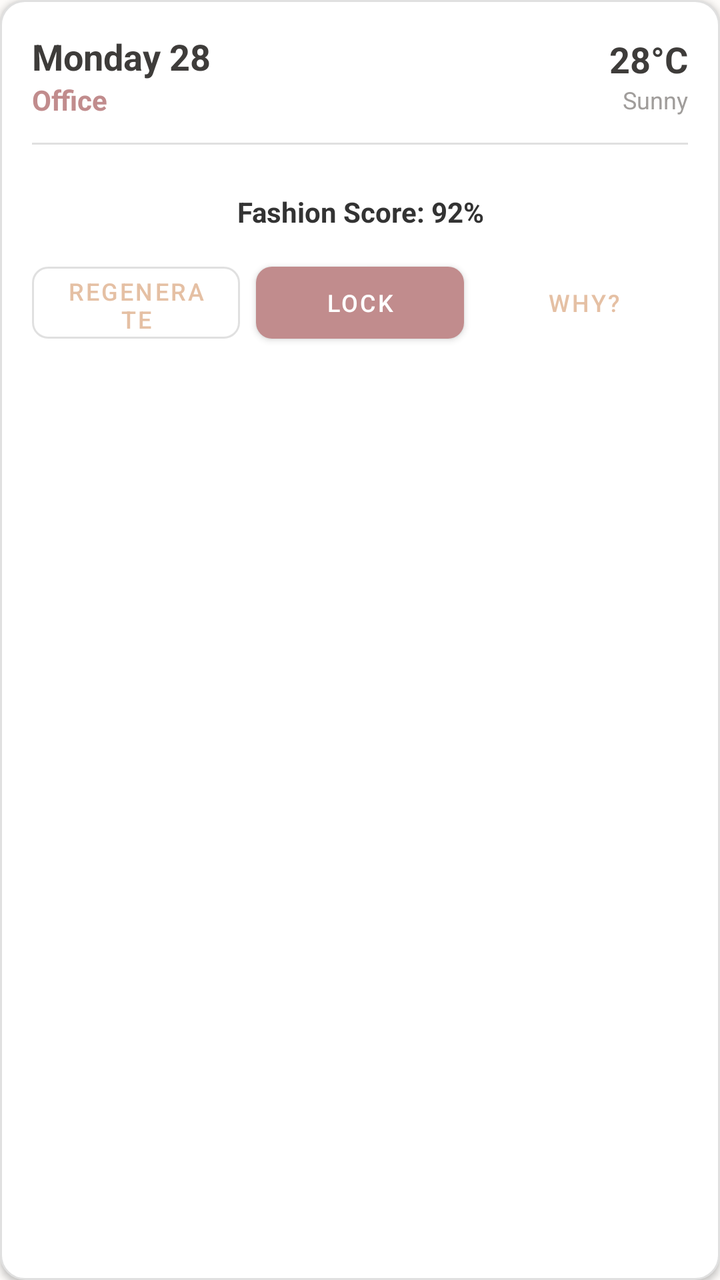
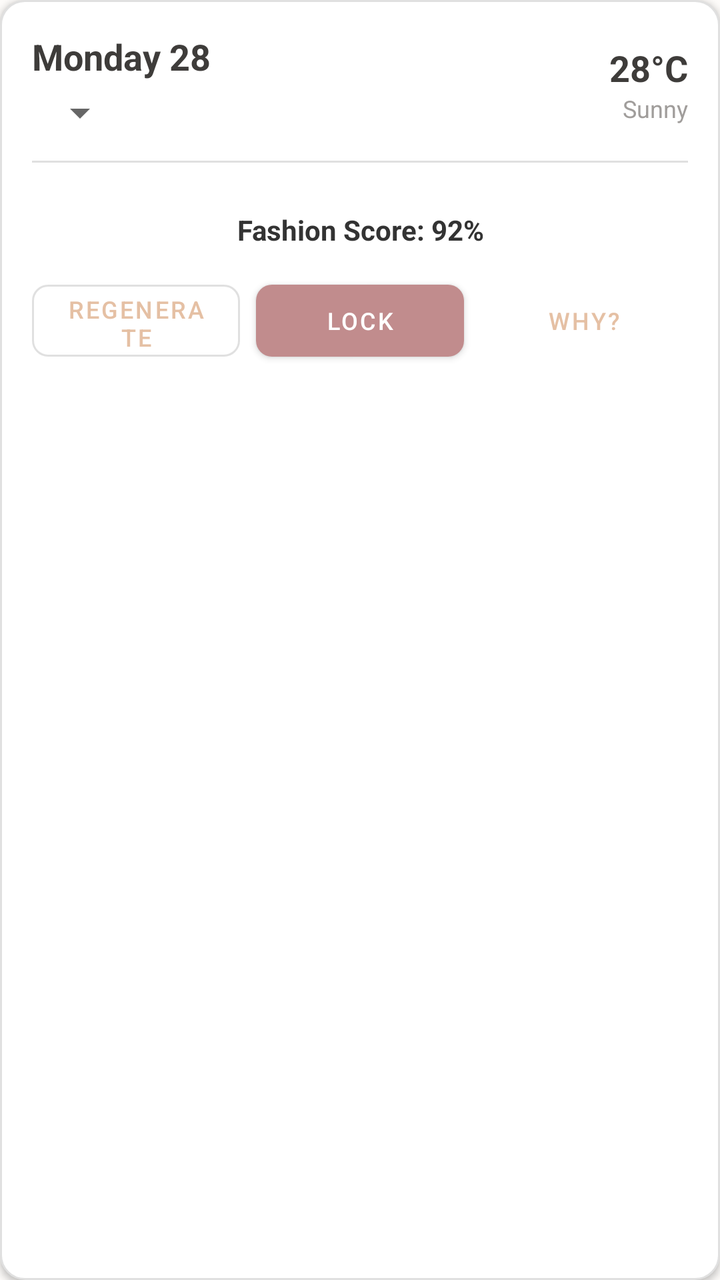

Before-and-after screenshots of an Android layout around one commit, followed by the original layout XML and the change that was made.
<!-- AndroidManifest.xml: application theme Theme.OutfitStudio -->
<!-- res/layout/planner_day_card.xml -->
<?xml version="1.0" encoding="utf-8"?>
<LinearLayout xmlns:android="http://schemas.android.com/apk/res/android"
    xmlns:app="http://schemas.android.com/apk/res-auto"
    android:layout_width="match_parent"
    android:layout_height="wrap_content"
    android:orientation="vertical"
    android:layout_marginHorizontal="16dp"
    android:layout_marginTop="8dp"
    android:layout_marginBottom="16dp"
    android:background="@drawable/rounded_card_bg"
    android:padding="16dp"
    android:elevation="2dp">

    
    <LinearLayout
        android:layout_width="match_parent"
        android:layout_height="wrap_content"
        android:orientation="horizontal"
        android:gravity="center_vertical">
        
        <LinearLayout
            android:layout_width="0dp"
            android:layout_height="wrap_content"
            android:layout_weight="1"
            android:orientation="vertical">
            <TextView
                android:id="@+id/tvDate"
                android:layout_width="wrap_content"
                android:layout_height="wrap_content"
                android:text="Monday 28"
                android:textSize="18sp"
                android:textStyle="bold"
                android:textColor="@color/on_background" />
                
            <TextView
                android:id="@+id/tvOccasion"
                android:layout_width="wrap_content"
                android:layout_height="wrap_content"
                android:text="Office"
                android:textSize="14sp"
                android:textColor="#C18C8D"
                android:textStyle="bold" />
        </LinearLayout>
        
        
        <LinearLayout
            android:layout_width="wrap_content"
            android:layout_height="wrap_content"
            android:orientation="vertical"
            android:gravity="end">
            <TextView
                android:id="@+id/tvWeatherTemp"
                android:layout_width="wrap_content"
                android:layout_height="wrap_content"
                android:text="28°C"
                android:textSize="18sp"
                android:textStyle="bold"
                android:textColor="@color/on_background" />
            <TextView
                android:id="@+id/tvWeatherCond"
                android:layout_width="wrap_content"
                android:layout_height="wrap_content"
                android:text="Sunny"
                android:textSize="12sp"
                android:textColor="@color/text_hint" />
        </LinearLayout>
    </LinearLayout>

    <View
        android:layout_width="match_parent"
        android:layout_height="1dp"
        android:background="#E0E0E0"
        android:layout_marginVertical="12dp" />

    
    <TextView
        android:id="@+id/tvEmptyState"
        android:layout_width="match_parent"
        android:layout_height="wrap_content"
        android:text="No suitable outfit found."
        android:textAlignment="center"
        android:textColor="@color/error"
        android:padding="16dp"
        android:visibility="gone" />

    
    <LinearLayout
        android:id="@+id/llOutfitContainer"
        android:layout_width="match_parent"
        android:layout_height="wrap_content"
        android:orientation="horizontal"
        android:gravity="center"
        android:layout_marginBottom="12dp">
        
        <ImageView
            android:id="@+id/ivTop"
            android:layout_width="70dp"
            android:layout_height="70dp"
            android:layout_margin="4dp"
            android:scaleType="centerCrop"
            android:background="#F5F5F5"
            android:visibility="gone"/>
            
        <ImageView
            android:id="@+id/ivOuterwear"
            android:layout_width="70dp"
            android:layout_height="70dp"
            android:layout_margin="4dp"
            android:scaleType="centerCrop"
            android:background="#F5F5F5"
            android:visibility="gone"/>
            
        <ImageView
            android:id="@+id/ivBottom"
            android:layout_width="70dp"
            android:layout_height="70dp"
            android:layout_margin="4dp"
            android:scaleType="centerCrop"
            android:background="#F5F5F5"
            android:visibility="gone"/>
            
        <ImageView
            android:id="@+id/ivFootwear"
            android:layout_width="70dp"
            android:layout_height="70dp"
            android:layout_margin="4dp"
            android:scaleType="centerCrop"
            android:background="#F5F5F5"
            android:visibility="gone"/>
    </LinearLayout>
    
    <TextView
        android:id="@+id/tvScore"
        android:layout_width="match_parent"
        android:layout_height="wrap_content"
        android:text="Fashion Score: 92%"
        android:textSize="14sp"
        android:textStyle="bold"
        android:textAlignment="center"
        android:textColor="#333333"
        android:layout_marginBottom="12dp" />

    
    <LinearLayout
        android:layout_width="match_parent"
        android:layout_height="wrap_content"
        android:orientation="horizontal"
        android:gravity="center">
        
        <Button
            android:id="@+id/btnRegenerate"
            android:layout_width="0dp"
            android:layout_weight="1"
            android:layout_height="48dp"
            android:text="Regenerate"
            android:textSize="12sp"
            android:layout_marginEnd="4dp"
            style="@style/Widget.MaterialComponents.Button.OutlinedButton"
            app:cornerRadius="8dp" />
            
        <Button
            android:id="@+id/btnLock"
            android:layout_width="0dp"
            android:layout_weight="1"
            android:layout_height="48dp"
            android:text="Lock"
            android:textSize="12sp"
            android:layout_marginStart="4dp"
            android:layout_marginEnd="4dp"
            style="@style/Widget.MaterialComponents.Button"
            app:backgroundTint="#C18C8D"
            app:cornerRadius="8dp" />

        <Button
            android:id="@+id/btnWhy"
            android:layout_width="0dp"
            android:layout_weight="1"
            android:layout_height="48dp"
            android:text="Why?"
            android:textSize="12sp"
            android:layout_marginStart="4dp"
            style="@style/Widget.MaterialComponents.Button.TextButton" />
    </LinearLayout>

</LinearLayout>
<!-- resources referenced by this layout -->
<resources>
  <color name="error">#B00020</color>
  <color name="on_background">#3E3C3A</color>
  <color name="text_hint">#A09D9B</color>
  <!-- drawable rounded_card_bg (drawable) -->
  <?xml version="1.0" encoding="utf-8"?>
  <shape xmlns:android="http://schemas.android.com/apk/res/android"
      android:shape="rectangle">
      <solid android:color="#FFFFFF" />
      <corners android:radius="12dp" />
      <stroke
          android:width="1dp"
          android:color="#E0E0E0" />
  </shape>
  <style name="Theme.OutfitStudio" parent="Theme.MaterialComponents.Light.NoActionBar">
          <item name="android:textColor">@color/on_background</item>
          <item name="android:textColorHint">@color/text_hint</item>
          
          <item name="colorPrimary">@color/primary</item>
          <item name="colorPrimaryVariant">@color/primary_variant</item>
          <item name="colorOnPrimary">@color/on_primary</item>
          
          <item name="colorSecondary">@color/primary</item>
          <item name="colorSecondaryVariant">@color/primary_variant</item>
          <item name="colorOnSecondary">@color/on_primary</item>
          
          <item name="android:colorBackground">@color/background</item>
          <item name="colorSurface">@color/surface</item>
          
          <item name="android:statusBarColor">@color/background</item>
          <item name="android:windowLightStatusBar">true</item>
      </style>
  <color name="primary">#E5C0A4</color>
  <color name="primary_variant">#D8A58B</color>
  <color name="on_primary">#FFFFFF</color>
  <color name="background">#FDFBF9</color>
  <color name="surface">#FFFFFF</color>
</resources>

<!-- the commit's change to res/layout/planner_day_card.xml (unified diff, before → after) -->
@@ -31,15 +31,11 @@
                 android:textSize="18sp"
                 android:textStyle="bold"
                 android:textColor="@color/on_background" />
-                
-            <TextView
-                android:id="@+id/tvOccasion"
+            <Spinner
+                android:id="@+id/spinnerOccasion"
                 android:layout_width="wrap_content"
                 android:layout_height="wrap_content"
-                android:text="Office"
-                android:textSize="14sp"
-                android:textColor="#C18C8D"
-                android:textStyle="bold" />
+                android:layout_marginTop="4dp" />
         </LinearLayout>
         
         
